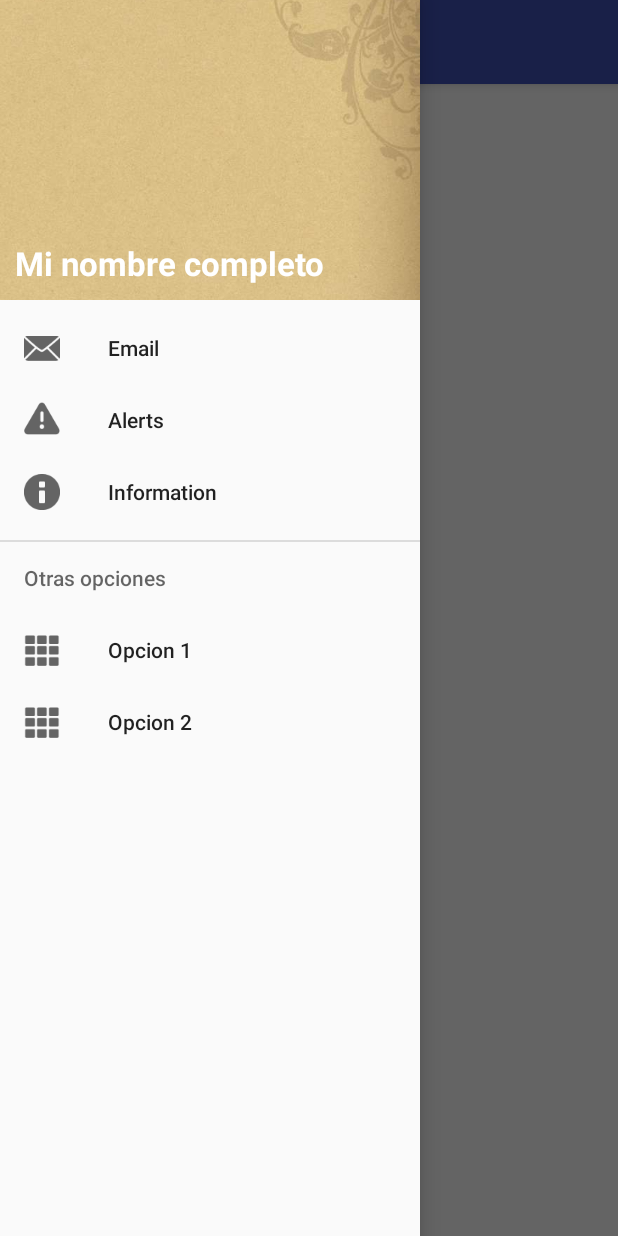
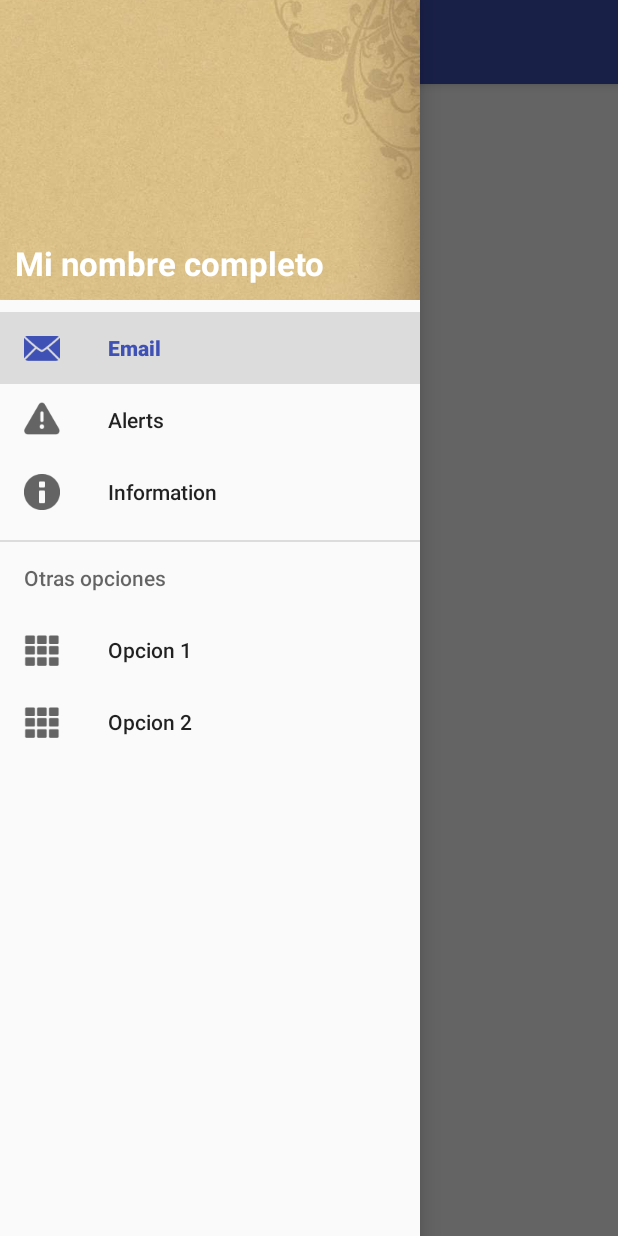
Before and after one commit to quevon24/Android-learning-section_8, an Android app: the screen it shows after launch (MainActivity), with the side drawer open, on a phone screen of 412 x 824 dp. Run offline under Robolectric (Android 15) with nearby library versions, the phone set to English and light mode, and no system bars.

```diff
--- a/app/src/main/java/com/seccion8/seccion_08/Activities/MainActivity.java
+++ b/app/src/main/java/com/seccion8/seccion_08/Activities/MainActivity.java
@@ -31,6 +31,8 @@ public class MainActivity extends AppCompatActivity {
 
         drawerLayout = (DrawerLayout) findViewById(R.id.drawer_layout);
         navigationView = (NavigationView) findViewById(R.id.navview);
+
+        setFragmentByDefault();
 
         navigationView.setNavigationItemSelectedListener(new NavigationView.OnNavigationItemSelectedListener() {
 
@@ -85,6 +87,16 @@ public class MainActivity extends AppCompatActivity {
         getSupportActionBar().setDisplayHomeAsUpEnabled(true);
     }
 
+    private void  setFragmentByDefault() {
+        // Metodo para establecer fragment por default
+        getSupportFragmentManager().beginTransaction().replace(R.id.content_frame, new EmailFragment()).commit();
+        // Marcar elemento email como seleccionado desde el inicio
+        MenuItem item = navigationView.getMenu().getItem(0);
+        item.setChecked(true);
+        // Añadir titulo a action bar
+        getSupportActionBar().setTitle(item.getTitle());
+    }
+
     @Override
     public boolean onOptionsItemSelected(MenuItem item) {
 
--- a/app/src/main/res/layout/activity_main.xml
+++ b/app/src/main/res/layout/activity_main.xml
@@ -6,7 +6,8 @@
     <!-- The main content view -->
     <LinearLayout
         android:layout_width="match_parent"
-        android:layout_height="match_parent">
+        android:layout_height="match_parent"
+        android:orientation="vertical">
 
         <include
             android:id="@+id/toolbar"
```
